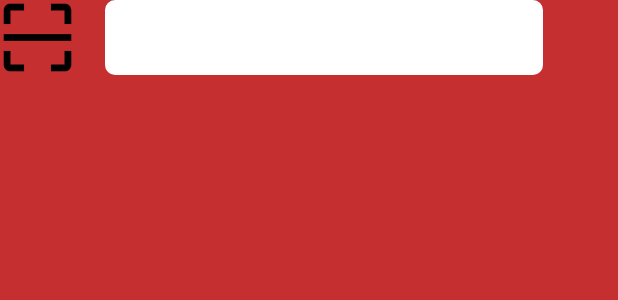
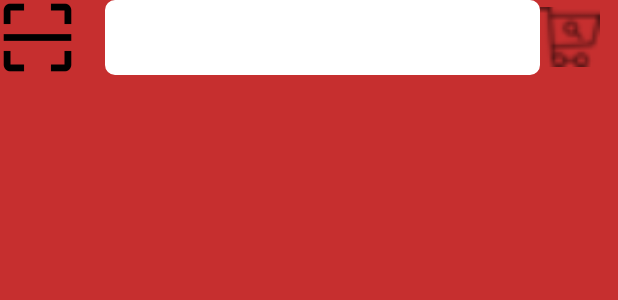
Before and after one commit to SHEN965/Finally, an Android app: the layout fragment_home.xml on its own in the app's theme, with its tools: preview values and no code run, on a phone screen of 412 x 824 dp. Shown: the top 300 px of the screen. Run offline under Robolectric (Android 15) with nearby library versions, the phone set to English and light mode, and no system bars.

Commit message:
1210.21.01

```diff
--- a/app/src/main/java/com/example/five/ui/home/HomeFragment.java
+++ b/app/src/main/java/com/example/five/ui/home/HomeFragment.java
@@ -33,7 +33,7 @@ public class HomeFragment extends Fragment {
     private int SCAN_REQUEST_CODE = 200;
     private OnScanClickListener mListener;
     private EditText searchText;
-    private ImageView btn_search;
+    private ImageView btn_delete;
 
     public View onCreateView(@NonNull LayoutInflater inflater, ViewGroup container, Bundle savedInstanceState) {
         homeViewModel = ViewModelProviders.of(this).get(HomeViewModel.class);
@@ -41,8 +41,8 @@ public class HomeFragment extends Fragment {
 //        final TextView textView = root.findViewById(R.id.text_home);
         scanView = root.findViewById(R.id.btn_scanning);
         searchText = root.findViewById(R.id.search);
-        btn_search = root.findViewById(R.id.btn_search);
-        addclerListener(searchText,btn_search);
+        btn_delete = root.findViewById(R.id.btn_delete);
+        addclerListener(searchText,btn_delete);
 //        homeViewModel.getText().observe(this, new Observer<String>() {
 //            @Override
 //            public void onChanged(@Nullable String s) {
--- a/app/src/main/res/layout/fragment_home.xml
+++ b/app/src/main/res/layout/fragment_home.xml
@@ -17,35 +17,47 @@
             android:id="@+id/btn_scanning"
             android:layout_width="50dp"
             android:layout_height="50dp"
+            android:layout_alignParentEnd="true"
             android:layout_alignParentBottom="true"
-            android:layout_alignParentEnd="true"
+            android:layout_marginEnd="20dp"
             android:layout_marginBottom="20dp"
-            android:layout_marginEnd="20dp"
-            app:srcCompat="@drawable/scan"/>
+            app:srcCompat="@drawable/scan" />
+
         <RelativeLayout
-            android:layout_width="wrap_content"
-            android:layout_height="wrap_content"
-            android:layout_marginEnd="50dp">
+            android:layout_width="290dp"
+            android:layout_height="wrap_content">
+
             <EditText
                 android:id="@+id/search"
                 android:layout_width="match_parent"
                 android:layout_height="50dp"
-                android:textAlignment="center"
                 android:layout_gravity="center"
                 android:background="@drawable/shape_wihte_frame"
                 android:hint="搜索"
-                android:textColor="@color/black_color"/>
+                android:textAlignment="center"
+                android:textColor="@color/black_color" />
 
             <ImageView
-                android:id="@+id/btn_search"
+                android:id="@+id/btn_delete"
                 android:layout_width="wrap_content"
                 android:layout_height="wrap_content"
                 android:layout_alignParentRight="true"
                 android:layout_centerVertical="true"
                 android:layout_marginRight="3dp"
-                android:src="@drawable/search"
+                android:src="@drawable/delete"
                 android:visibility="invisible" />
+
         </RelativeLayout>
+
+        <ImageView
+            android:id="@+id/btn_search"
+            android:layout_width="40dp"
+            android:layout_height="40dp"
+            android:layout_gravity="center_vertical"
+
+            android:layout_alignParentRight="true"
+            android:layout_centerVertical="true"
+            android:src="@drawable/search" />
 
     </LinearLayout>
 
```
Also changed, not shown: app/src/main/res/drawable/delete.png (added).
